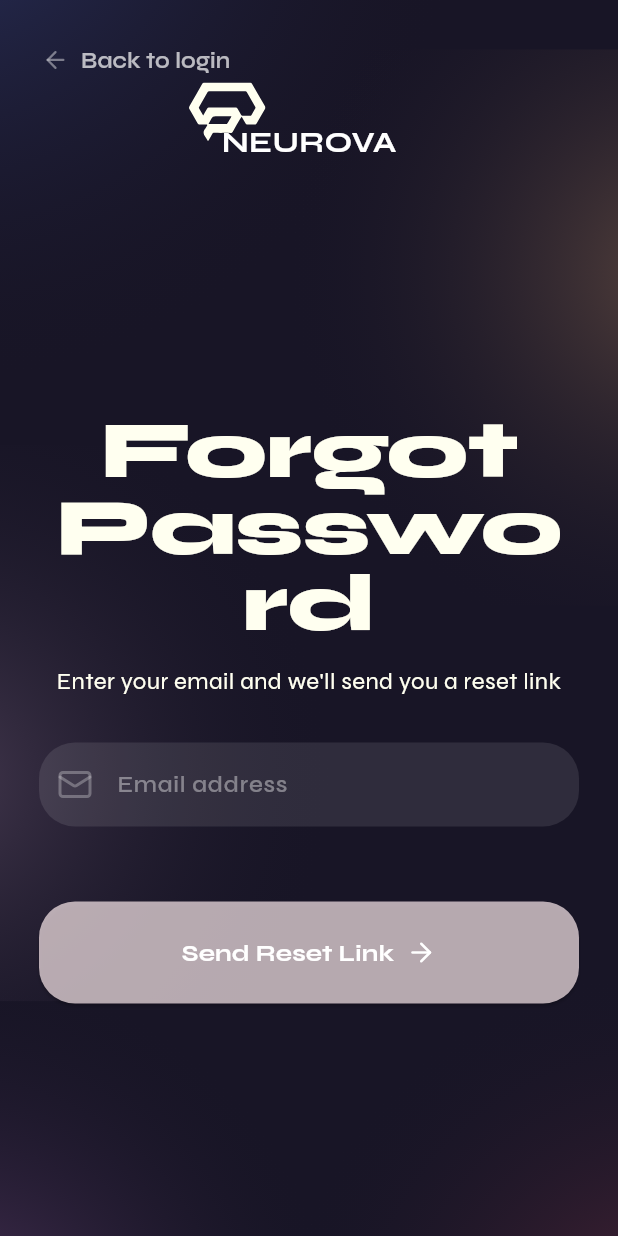
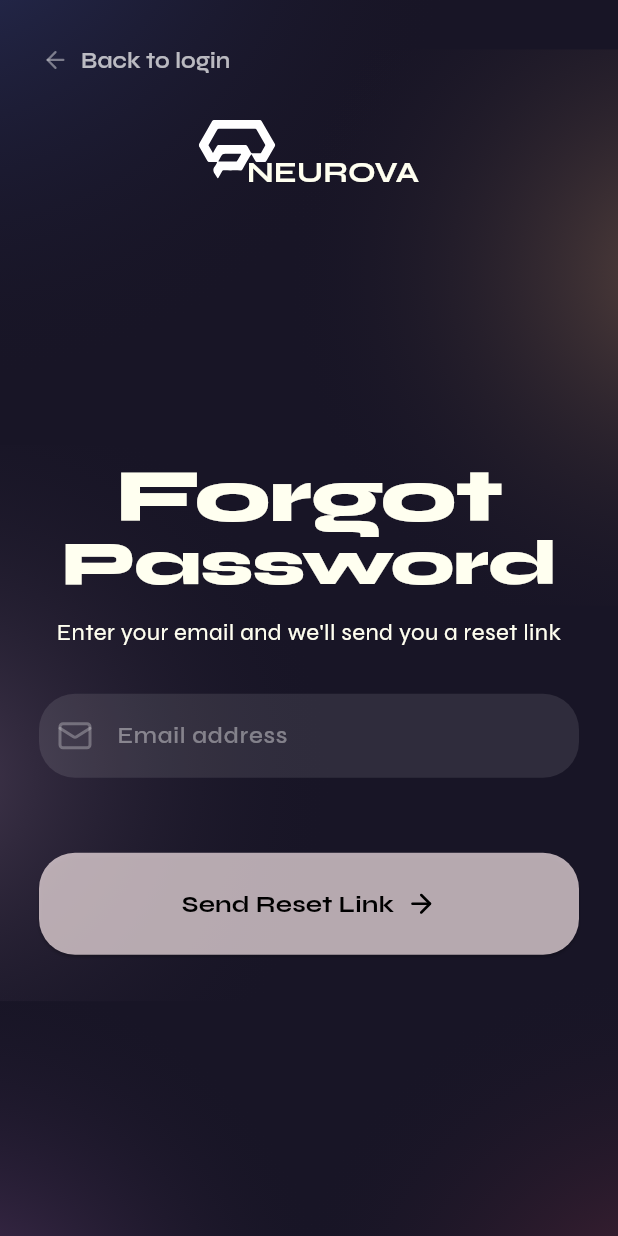
Before and after one commit to Rezouali-Imane/NeuroVa, a Flutter app: the ForgotPasswordPage screen opened by its route, on a phone screen of 412 x 824 dp. Run offline on Flutter 3.47's test engine with Material 3 defaults, Android fonts, the phone set to English and light mode, and no system bars; our stand-ins replace dio, flutter_chat_bubble, flutter_riverpod, flutter_secure_storage, flutter_svg, go_router and 1 more; accounts and stored records are empty.

Commit message:
update forgot-password flow UI and navigation

```diff
--- a/neurova_app/lib/features/auth/forgot_password_page.dart
+++ b/neurova_app/lib/features/auth/forgot_password_page.dart
@@ -1,6 +1,7 @@
 import 'package:flutter/material.dart';
 import 'package:flutter_svg/flutter_svg.dart';
 import 'confirm_mail.dart';
+import 'login_page.dart';
 import '../onboarding/background.dart';
 import '../../shared/widgets/entry_reveal.dart';
 
@@ -11,16 +12,32 @@
   State<ForgotPasswordPage> createState() => _ForgotPasswordPageState();
 }
 
-class _ForgotPasswordPageState extends State<ForgotPasswordPage> {
+class _ForgotPasswordPageState extends State<ForgotPasswordPage>
+    with SingleTickerProviderStateMixin {
   final _emailController = TextEditingController();
   final _formKey = GlobalKey<FormState>();
 
   bool _isLoading = false;
   String? _errorMessage;
   String? _successMessage;
+  late final AnimationController _entranceController;
+
+  @override
+  void initState() {
+    super.initState();
+    _entranceController = AnimationController(
+      vsync: this,
+      duration: const Duration(milliseconds: 1450),
+    );
+
+    WidgetsBinding.instance.addPostFrameCallback((_) {
+      _entranceController.forward();
+    });
+  }
 
   @override
   void dispose() {
+    _entranceController.dispose();
     _emailController.dispose();
     super.dispose();
   }
@@ -68,8 +85,18 @@
               Positioned(
                 top: 16,
                 left: 16,
+                child: _buildStaggered(
+                  index: 0,
+                  fromY: 10,
                   child: TextButton.icon(
-                  onPressed: () => Navigator.pop(context),
+                    onPressed: () {
+                      Navigator.pushReplacement(
+                        context,
+                        MaterialPageRoute(
+                          builder: (context) => const LoginPage(),
+                        ),
+                      );
+                    },
                     icon: SvgPicture.asset(
                       'lib/features/onboarding/assets/fleche2.svg',
                       width: 18,
@@ -85,34 +112,16 @@
                     ),
                   ),
                 ),
+              ),
 
               Positioned(
                 top: 80,
                 left: 0,
                 right: 0,
-                child: Stack(
-                  clipBehavior: Clip.none,
-                  alignment: Alignment.center,
-                  children: [
-                    const Text(
-                      "NEUROVA",
-                      style: TextStyle(
-                        fontFamily: 'Syne',
-                        fontSize: 20,
-                        fontWeight: FontWeight.bold,
-                        color: Colors.white,
-                      ),
-                    ),
-                    Positioned(
-                      left: MediaQuery.of(context).size.width / 2 - 80,
-                      top: -25,
-                      child: SvgPicture.asset(
-                        'lib/features/onboarding/assets/logo.svg',
-                        width: 51,
-                        height: 39,
-                      ),
-                    ),
-                  ],
+                child: _buildStaggered(
+                  index: 1,
+                  fromY: 16,
+                  child: const _BrandHeader(),
                 ),
               ),
 
@@ -126,35 +135,43 @@
                         children: [
                           const SizedBox(height: 120),
 
-                          const Text(
+                          _buildStaggered(
+                            index: 2,
+                            child: const Text(
                               "Forgot",
                               textAlign: TextAlign.center,
                               style: TextStyle(
                                 color: Color(0xFFFFFFF0),
-                              fontSize: 54,
+                                fontSize: 50,
                                 fontFamily: 'Syne',
                                 fontWeight: FontWeight.w800,
                                 height: 0.95,
                                 letterSpacing: -0.6,
                               ),
                             ),
+                          ),
 
-                          const Text(
+                          _buildStaggered(
+                            index: 3,
+                            child: const Text(
                               "Password",
                               textAlign: TextAlign.center,
                               style: TextStyle(
                                 color: Color(0xFFFFFFF0),
-                              fontSize: 54,
+                                fontSize: 42,
                                 fontFamily: 'Syne',
                                 fontWeight: FontWeight.w800,
                                 height: 0.95,
                                 letterSpacing: -0.6,
                               ),
                             ),
+                          ),
 
                           const SizedBox(height: 14),
 
-                          const Text(
+                          _buildStaggered(
+                            index: 4,
+                            child: const Text(
                               "Enter your email and we'll send you a reset link",
                               textAlign: TextAlign.center,
                               style: TextStyle(
@@ -164,17 +181,21 @@
                                 fontWeight: FontWeight.w400,
                               ),
                             ),
+                          ),
 
                           const SizedBox(height: 30),
 
-                          Form(
+                          _buildStaggered(
+                            index: 5,
+                            child: Form(
                               key: _formKey,
                               child: TextFormField(
                                 controller: _emailController,
                                 style: const TextStyle(color: Colors.white),
                                 decoration: InputDecoration(
-                                labelText: "Email address",
-                                labelStyle: TextStyle(color: hintColor),
+                                  hintText: "Email address",
+                                  hintStyle: TextStyle(color: hintColor),
+                                  floatingLabelBehavior: FloatingLabelBehavior.never,
                                   filled: true,
                                   fillColor: Colors.white.withValues(alpha: 0.1),
                                   border: OutlineInputBorder(
@@ -207,24 +228,33 @@
                                 },
                               ),
                             ),
+                          ),
 
                           const SizedBox(height: 20),
 
                           if (_errorMessage != null)
-                            Text(
+                            _buildStaggered(
+                              index: 6,
+                              child: Text(
                                 _errorMessage!,
                                 style: const TextStyle(color: Colors.redAccent),
                               ),
+                            ),
 
                           if (_successMessage != null)
-                            Text(
+                            _buildStaggered(
+                              index: 6,
+                              child: Text(
                                 _successMessage!,
                                 style: const TextStyle(color: Colors.greenAccent),
+                              ),
                             ),
 
                           const SizedBox(height: 30),
 
-                          SizedBox(
+                          _buildStaggered(
+                            index: 7,
+                            child: SizedBox(
                               width: double.infinity,
                               height: 68,
                               child: ElevatedButton(
@@ -236,12 +266,7 @@
                                     224,
                                     228,
                                   ),
-                                foregroundColor: const Color.fromARGB(
-                                  255,
-                                  255,
-                                  255,
-                                  255,
-                                ),
+                                  foregroundColor: Colors.black,
                                   shape: RoundedRectangleBorder(
                                     borderRadius: BorderRadius.circular(24),
                                   ),
@@ -266,8 +291,13 @@
                                             'lib/features/onboarding/assets/fleche.svg',
                                             width: 20,
                                             height: 20,
+                                            colorFilter: const ColorFilter.mode(
+                                              Colors.black,
+                                              BlendMode.srcIn,
+                                            ),
                                           ),
                                         ],
+                                      ),
                               ),
                             ),
                           ),
@@ -283,4 +313,85 @@
       ),
     );
   }
+
+  Widget _buildStaggered({
+    required int index,
+    required Widget child,
+    double fromY = 28,
+  }) {
+    final start = (0.03 + (index * 0.06)).clamp(0.0, 0.88).toDouble();
+    final end = (start + 0.24).clamp(0.0, 1.0).toDouble();
+
+    return AnimatedBuilder(
+      animation: _entranceController,
+      child: child,
+      builder: (context, animatedChild) {
+        final anim = CurvedAnimation(
+          parent: _entranceController,
+          curve: Interval(start, end, curve: Curves.easeOutCubic),
+        );
+
+        return Opacity(
+          opacity: anim.value,
+          child: Transform.translate(
+            offset: Offset(0, fromY * (1 - anim.value)),
+            child: Transform.scale(
+              scale: 0.98 + (0.02 * anim.value),
+              child: animatedChild,
+            ),
+          ),
+        );
+      },
+    );
   }
+}
+
+class _BrandHeader extends StatelessWidget {
+  const _BrandHeader();
+
+  @override
+  Widget build(BuildContext context) {
+    return Center(
+      child: SizedBox(
+        width: 147,
+        height: 48,
+        child: Stack(
+          children: [
+            Positioned(
+              left: 0,
+              top: 0,
+              child: SvgPicture.asset(
+                'lib/features/onboarding/assets/logo.svg',
+                width: 51,
+                height: 39,
+                colorFilter: const ColorFilter.mode(
+                  Colors.white,
+                  BlendMode.srcIn,
+                ),
+              ),
+            ),
+            const Positioned(
+              left: 32,
+              top: 24,
+              child: SizedBox(
+                width: 115,
+                height: 24,
+                child: Text(
+                  'NEUROVA',
+                  style: TextStyle(
+                    color: Color(0xFFFFFFF0),
+                    fontSize: 20,
+                    fontFamily: 'Syne',
+                    fontWeight: FontWeight.w700,
+                    height: 1.0,
+                    letterSpacing: 0.0,
+                  ),
+                ),
+              ),
+            ),
+          ],
+        ),
+      ),
+    );
+  }
+}
```
Lines whose indentation alone changed are shown as unchanged.
